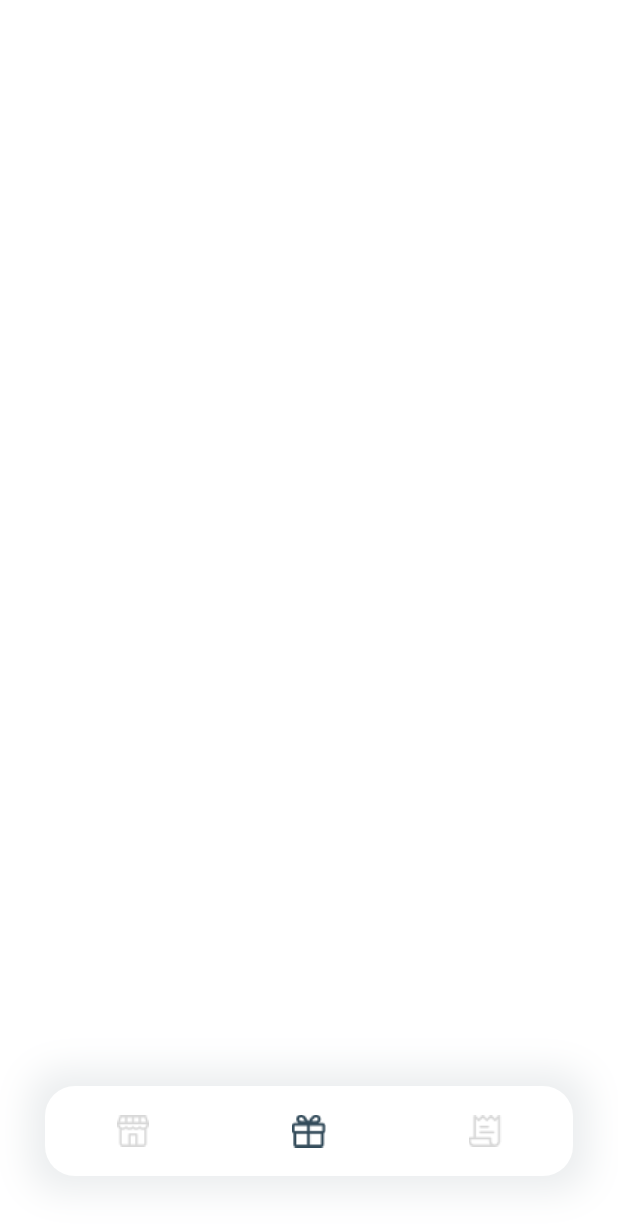
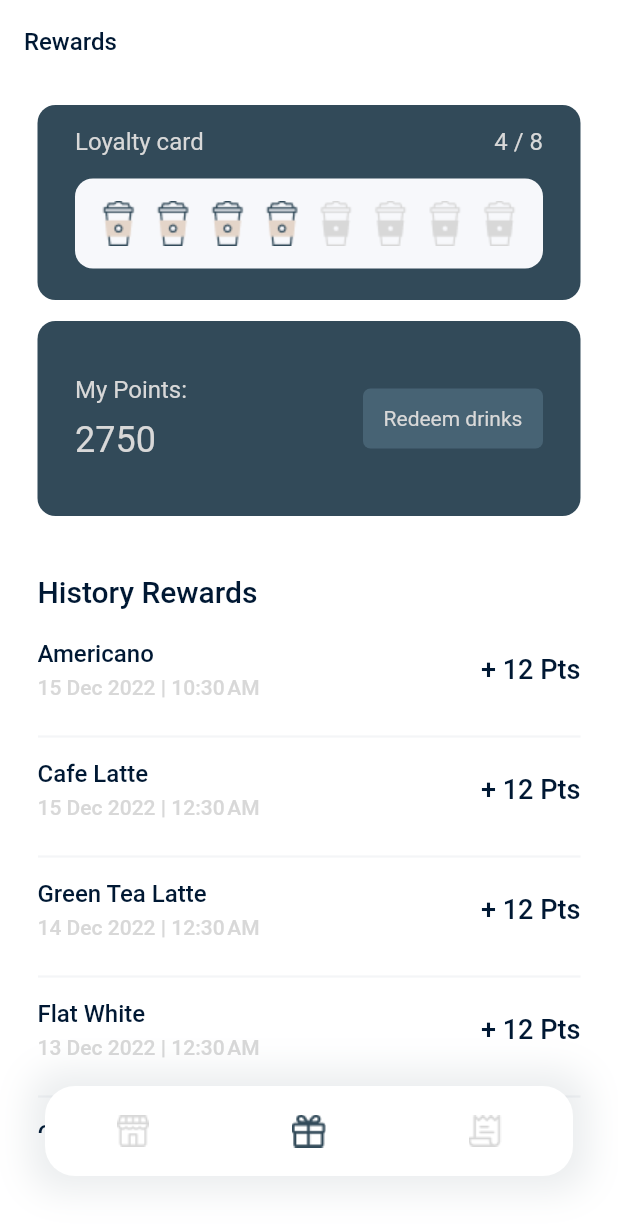
Before and after one commit to JhansiA/coffee_delivery_app, a Flutter app: the screen it shows after launch, item 2 of the bottom bar chosen, on a phone screen of 412 x 824 dp. Shown: the top 1225 px of the screen. Run offline on Flutter 3.47's test engine with Material 2 defaults, Android fonts, the phone set to English and light mode, and no system bars; our stand-ins replace badges.

Commit message:
added rewards related screens

```diff
--- /dev/null
+++ b/lib/models/rewards_log.dart
@@ -0,0 +1,30 @@
+class Reward {
+  String name;
+  DateTime date;
+  int pointsEarned;
+  Reward({required this.name, required this.date, required this.pointsEarned});
+}
+
+List<Reward> rewards = [
+  Reward(name: 'Americano', date: DateTime.now(), pointsEarned: 12),
+  Reward(
+      name: 'Cafe Latte',
+      date: DateTime.now().subtract(const Duration(days: 0, hours: 10)),
+      pointsEarned: 12),
+  Reward(
+      name: 'Green Tea Latte',
+      date: DateTime.now().subtract(const Duration(days: 1, hours: 10)),
+      pointsEarned: 12),
+  Reward(
+      name: 'Flat White',
+      date: DateTime.now().subtract(const Duration(days: 2, hours: 10)),
+      pointsEarned: 12),
+  Reward(
+      name: 'Cafe Latte',
+      date: DateTime.now().subtract(const Duration(days: 3, hours: 10)),
+      pointsEarned: 12),
+  Reward(
+      name: 'Cafe Latte',
+      date: DateTime.now().subtract(const Duration(days: 3, hours: 10)),
+      pointsEarned: 12),
+];
--- a/lib/provider/order_page_provider.dart
+++ b/lib/provider/order_page_provider.dart
@@ -77,6 +77,12 @@ class OrderPageProvider with ChangeNotifier {
     notifyListeners();
   }
 
+  void addToRedeemCart(Product product) {
+    _cartItems.add(product);
+    cartItemCount = cartItemCount + product.quantity;
+    notifyListeners();
+  }
+
   void removeFromCart(int index) {
     cartItemCount = cartItemCount - _cartItems[index].quantity;
     _cartItems.removeAt(index);
--- /dev/null
+++ b/lib/screens/rewards/components/rewardpoints_card.dart
@@ -0,0 +1,72 @@
+import 'package:coffee_delivery_app/constants.dart';
+import 'package:coffee_delivery_app/screens/rewards/components/redeemDrinks_page.dart';
+import 'package:flutter/material.dart';
+
+class RewardPointsCard extends StatelessWidget {
+  const RewardPointsCard({
+    Key? key,
+  }) : super(key: key);
+
+  @override
+  Widget build(BuildContext context) {
+    int totalpoints = 2750;
+    return Padding(
+      padding: const EdgeInsets.only(left: 25.0, right: 25.0),
+      child: Container(
+        padding: const EdgeInsets.only(left: 25.0, right: 25.0),
+        height: 130,
+        decoration: BoxDecoration(
+          borderRadius: BorderRadius.circular(12.0),
+          color: kSecondaryBackgroundColor,
+        ),
+        child: Row(
+          mainAxisAlignment: MainAxisAlignment.spaceBetween,
+          children: [
+            Column(
+              mainAxisAlignment: MainAxisAlignment.center,
+              crossAxisAlignment: CrossAxisAlignment.start,
+              children: [
+                const Text(
+                  'My Points:',
+                  style: TextStyle(fontSize: 16, color: kSecondaryTextColor),
+                ),
+                const SizedBox(height: 10),
+                Text(
+                  totalpoints.toString(),
+                  style:
+                      const TextStyle(fontSize: 24, color: kSecondaryTextColor),
+                ),
+              ],
+            ),
+            totalpoints > 0
+                ? GestureDetector(
+                    onTap: () {
+                      Navigator.push(
+                          context,
+                          MaterialPageRoute(
+                              builder: (BuildContext context) =>
+                                  const RedeemDrinks()));
+                    },
+                    child: Container(
+                      height: 40,
+                      width: 120,
+                      decoration: BoxDecoration(
+                        borderRadius: BorderRadius.circular(5.0),
+                        color: const Color(0xFFA2CDE9).withOpacity(0.19),
+                      ),
+                      child: const Center(
+                        child: Text(
+                          'Redeem drinks',
+                          style: TextStyle(
+                              fontSize: 14, color: kSecondaryTextColor),
+                        ),
+                      ),
+                    ),
+                  )
+                : Container(),
+          ],
+        ),
+      ),
+    );
+  }
+}
--- /dev/null
+++ b/lib/screens/rewards/components/rewards_history.dart
@@ -0,0 +1,91 @@
+import 'package:coffee_delivery_app/constants.dart';
+import 'package:coffee_delivery_app/models/rewards_log.dart';
+import 'package:flutter/material.dart';
+import 'package:intl/intl.dart';
+
+class RewardsHistory extends StatelessWidget {
+  const RewardsHistory({super.key});
+
+  @override
+  Widget build(BuildContext context) {
+    return Padding(
+      padding: const EdgeInsets.only(top: 25, left: 25, right: 25),
+      child: Column(
+        crossAxisAlignment: CrossAxisAlignment.start,
+        children: [
+          const Text('History Rewards',
+              style: TextStyle(
+                  color: kPrimaryTextColor,
+                  fontSize: 20,
+                  fontWeight: FontWeight.w500)),
+          const SizedBox(height: 20),
+          SizedBox(
+            height: MediaQuery.of(context).size.height * 0.4,
+            //TODo : check with sri : render flex issue
+            child: rewards.isEmpty
+                ? const Text('No rewards available!',
+                    style: TextStyle(
+                        color: kPrimaryTextColor,
+                        fontSize: 16,
+                        fontWeight: FontWeight.w500))
+                : ListView.builder(
+                    // shrinkWrap: true,
+                    itemCount: rewards.length,
+                    itemBuilder: (context, index) {
+                      return RewardDetails(reward: rewards[index]);
+                    }),
+          ),
+          // SingleChildScrollView(
+          //   child: Column(
+          //     children: rewards.map((reward) => rewardDetails(reward)).toList(),
+          //   ),
+          // ),
+        ],
+      ),
+    );
+  }
+}
+
+class RewardDetails extends StatelessWidget {
+  const RewardDetails({super.key, required this.reward});
+  final Reward reward;
+
+  @override
+  Widget build(BuildContext context) {
+    final formattedDate = DateFormat('d MMM y').format(reward.date);
+    String formattedTime = DateFormat.jm().format(reward.date);
+
+    return Column(
+      children: [
+        Row(
+          mainAxisAlignment: MainAxisAlignment.spaceBetween,
+          children: [
+            Column(
+              crossAxisAlignment: CrossAxisAlignment.start,
+              children: [
+                Text(reward.name,
+                    style: const TextStyle(
+                        color: kPrimaryTextColor,
+                        fontSize: 16,
+                        fontWeight: FontWeight.w500)),
+                const SizedBox(height: 5),
+                Text('$formattedDate | $formattedTime',
+                    style: const TextStyle(
+                        color: kSecondaryTextColor,
+                        fontSize: 14,
+                        fontWeight: FontWeight.w500)),
+              ],
+            ),
+            Text('+ ${reward.pointsEarned} Pts',
+                style: const TextStyle(
+                    color: kPrimaryTextColor,
+                    fontSize: 18,
+                    fontWeight: FontWeight.w500)),
+          ],
+        ),
+        const SizedBox(height: 10),
+        kDivider,
+      ],
+    );
+  }
+}
--- a/lib/screens/rewards/rewards_page.dart
+++ b/lib/screens/rewards/rewards_page.dart
@@ -1,5 +1,8 @@
 import 'package:coffee_delivery_app/constants.dart';
+import 'package:coffee_delivery_app/screens/home_page/components/loyalty_card.dart';
 import 'package:flutter/material.dart';
+import 'components/rewardpoints_card.dart';
+import 'components/rewards_history.dart';
 
 class MyRewards extends StatelessWidget {
   const MyRewards({super.key});
@@ -7,7 +10,31 @@ class MyRewards extends StatelessWidget {
   @override
   Widget build(BuildContext context) {
     return Scaffold(
+      // extendBody: true,
       backgroundColor: kDefaultBackgroundColor,
+      appBar: AppBar(
+        automaticallyImplyLeading: false,
+        backgroundColor: Colors.transparent,
+        elevation: 0.0,
+        titleTextStyle: const TextStyle(
+            color: kPrimaryTextColor,
+            fontSize: 16,
+            fontWeight: FontWeight.w500),
+        title: const Text('Rewards'),
+      ),
+      body: SafeArea(
+        bottom: false,
+        child: Column(
+            crossAxisAlignment: CrossAxisAlignment.start,
+            children: const [
+              SizedBox(height: 14),
+              LoyaltyCard(),
+              SizedBox(height: 14),
+              RewardPointsCard(),
+              SizedBox(height: 14),
+              RewardsHistory(),
+            ]),
+      ),
     );
   }
 }
--- a/pubspec.yaml
+++ b/pubspec.yaml
@@ -34,6 +34,7 @@ dependencies:
 
   flutter:
     sdk: flutter
+  intl: ^0.18.0
   provider: ^6.0.4
 
 dev_dependencies:
```
Also changed, not shown: lib/screens/rewards/components/redeemdrinks_page.dart (added, +111 -0 lines), pubspec.lock.
